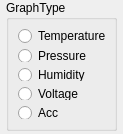
Old version of the form ui/select_dialog/select_journal.ui in the repository Mcublog/GraphPyQtTest.
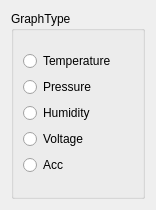
New version of the form.

Commit message: fixed window size;

The edit to the form file:
```diff
--- a/ui/select_dialog/select_journal.ui
+++ b/ui/select_dialog/select_journal.ui
@@ -6,22 +6,16 @@
    <rect>
     <x>0</x>
     <y>0</y>
-    <width>123</width>
-    <height>134</height>
+    <width>156</width>
+    <height>210</height>
    </rect>
   </property>
   <property name="windowTitle">
    <string>Type Selector</string>
   </property>
+  <layout class="QVBoxLayout" name="verticalLayout_3">
+   <item>
   <widget class="QGroupBox" name="groupBox">
-   <property name="geometry">
-    <rect>
-     <x>6</x>
-     <y>0</y>
-     <width>111</width>
-     <height>131</height>
-    </rect>
-   </property>
    <property name="title">
     <string>GraphType</string>
    </property>
@@ -67,6 +61,8 @@
     </item>
    </layout>
   </widget>
+   </item>
+  </layout>
  </widget>
  <resources/>
  <connections/>
```
Lines whose indentation alone changed are shown as unchanged. The commit also changes 5 other files.
